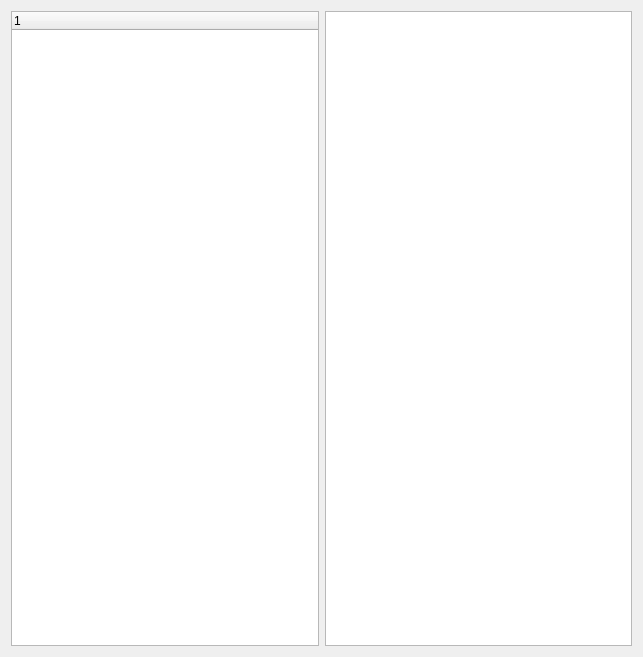
Above: ui/ReceiveMailDialog.ui from saturneric/GpgFrontend before the change. Below: the same form after it.
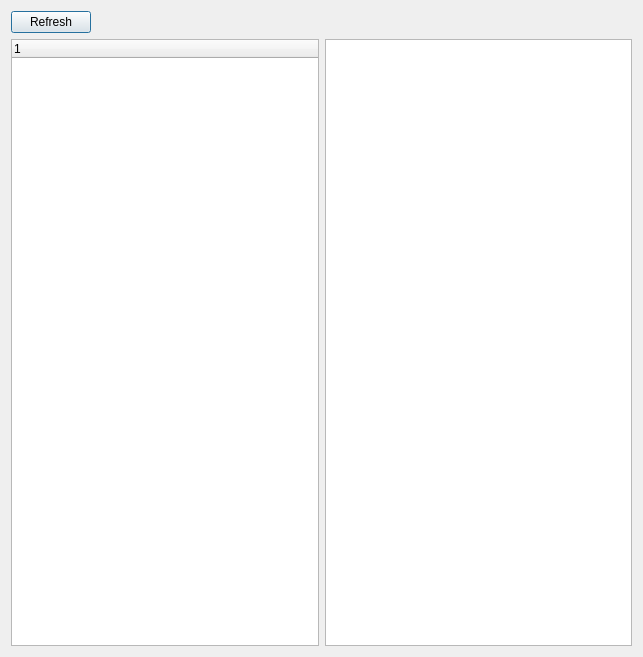
That is the form after the change.

Patch:
```diff
--- a/ui/ReceiveMailDialog.ui
+++ b/ui/ReceiveMailDialog.ui
@@ -14,8 +14,32 @@
    <string>Receive Mail</string>
   </property>
   <layout class="QGridLayout" name="gridLayout">
-   <item row="0" column="0">
+   <item row="1" column="0">
     <layout class="QVBoxLayout" name="verticalLayout">
+     <item>
+      <layout class="QHBoxLayout" name="horizontalLayout_2">
+       <item>
+        <widget class="QPushButton" name="refreshButton">
+         <property name="text">
+          <string>Refresh</string>
+         </property>
+        </widget>
+       </item>
+       <item>
+        <spacer name="horizontalSpacer">
+         <property name="orientation">
+          <enum>Qt::Horizontal</enum>
+         </property>
+         <property name="sizeHint" stdset="0">
+          <size>
+           <width>40</width>
+           <height>20</height>
+          </size>
+         </property>
+        </spacer>
+       </item>
+      </layout>
+     </item>
      <item>
       <layout class="QHBoxLayout" name="horizontalLayout">
        <item>
```
